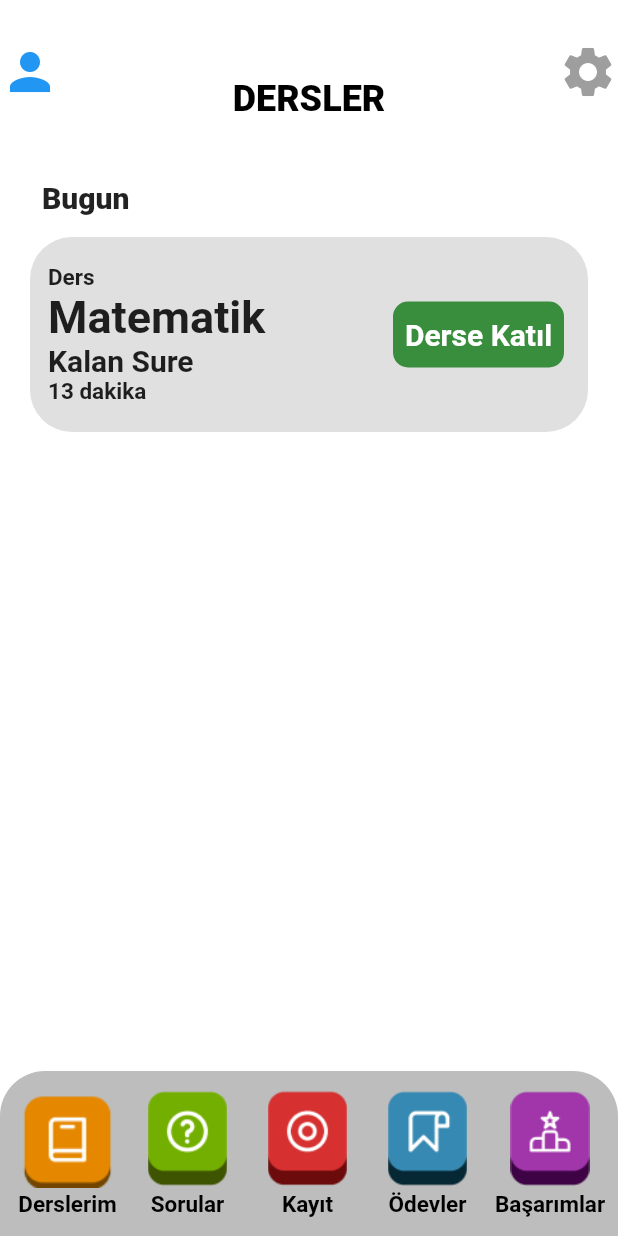
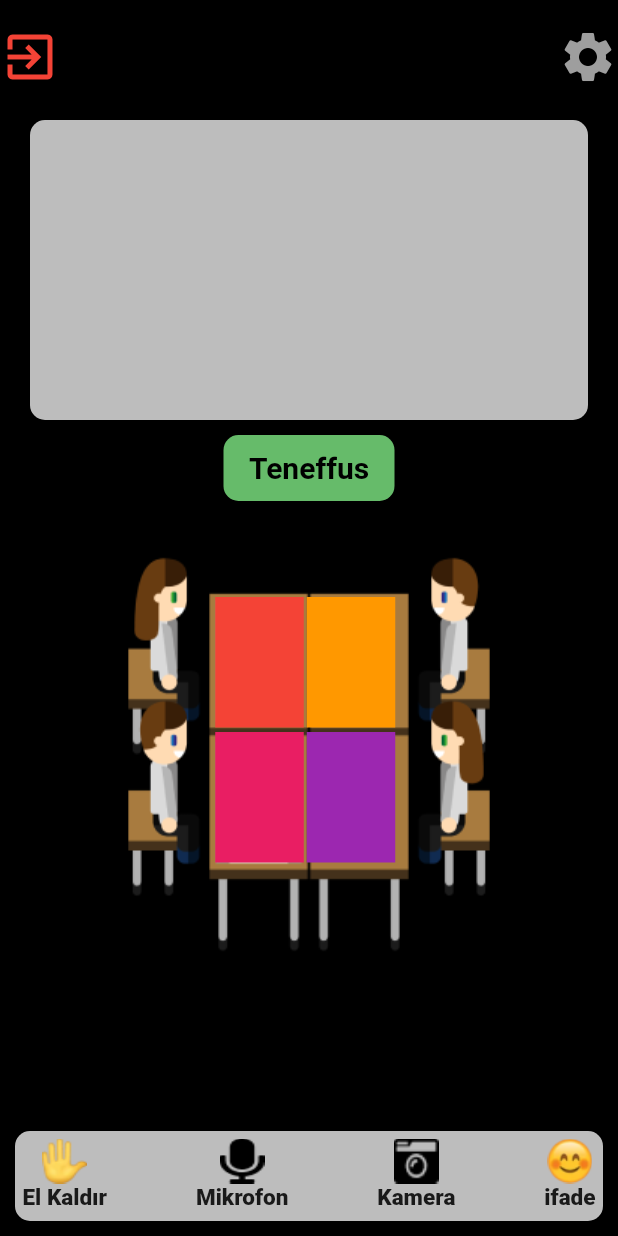
Before and after one commit to AdilElhaci/imparoo-android, a Flutter app: the StudentLessons screen opened directly, after a tap on "Derse Katıl", on a phone screen of 412 x 824 dp. Run offline on Flutter 3.47's test engine with Material 2 defaults, Android fonts, the phone set to English and light mode, and no system bars; our stand-ins replace cloud_firestore, firebase_core; accounts and stored records are empty.

Commit message:
added online class page to student side

```diff
--- a/lib/screens/student/student_lessons.dart
+++ b/lib/screens/student/student_lessons.dart
@@ -1,4 +1,5 @@
 import 'package:flutter/material.dart';
+import 'package:imparoo/screens/student/student_online_class.dart';
 import 'package:imparoo/screens/student/student_profile.dart';
 import 'package:imparoo/screens/student/student_questions.dart';
 
@@ -124,7 +125,10 @@ class _StudentLessonsState extends State<StudentLessons> {
             mainAxisAlignment: MainAxisAlignment.center,
             children: [
               MaterialButton(
-                onPressed: () {},
+                onPressed: () {
+                  Navigator.push(context,
+                      MaterialPageRoute(builder: (_) => StudentOnlineClass()));
+                },
                 child: Container(
                   width: 114,
                   height: 44,
--- /dev/null
+++ b/lib/screens/student/student_online_class.dart
@@ -0,0 +1,217 @@
+import 'package:flutter/material.dart';
+import 'package:flutter/services.dart';
+import 'package:imparoo/screens/student/student_lessons.dart';
+
+class StudentOnlineClass extends StatefulWidget {
+  StudentOnlineClass({Key key}) : super(key: key);
+
+  @override
+  _StudentOnlineClassState createState() => _StudentOnlineClassState();
+}
+
+class _StudentOnlineClassState extends State<StudentOnlineClass> {
+  @override
+  Widget build(BuildContext context) {
+    return Scaffold(
+      backgroundColor: Colors.black,
+      appBar: AppBar(
+        toolbarHeight: 50,
+        backgroundColor: Colors.black,
+        elevation: 0,
+        flexibleSpace: SafeArea(
+          child: Padding(
+            padding: const EdgeInsets.only(top: 18.0),
+            child: Row(
+              crossAxisAlignment: CrossAxisAlignment.start,
+              mainAxisAlignment: MainAxisAlignment.spaceBetween,
+              children: [
+                GestureDetector(
+                  onTap: () {
+                    Navigator.push(context,
+                        MaterialPageRoute(builder: (_) => StudentLessons()));
+                  },
+                  child: Icon(
+                    Icons.exit_to_app,
+                    size: 40,
+                    color: Colors.red,
+                  ),
+                ),
+                Icon(
+                  Icons.settings,
+                  size: 40,
+                  color: Colors.grey,
+                )
+              ],
+            ),
+          ),
+        ),
+        leading: new Container(),
+      ),
+      body: Container(
+        padding: EdgeInsets.only(top: 30),
+        child: Column(
+          children: [
+            Container(
+              margin: EdgeInsets.only(left: 20, right: 20),
+              height: 200,
+              width: MediaQuery.of(context).size.width,
+              decoration: BoxDecoration(
+                  color: Colors.grey[400],
+                  borderRadius: BorderRadius.all(Radius.circular(10))),
+            ),
+            MaterialButton(
+              onPressed: () {
+                Navigator.push(context,
+                    MaterialPageRoute(builder: (_) => StudentOnlineClass()));
+              },
+              child: Container(
+                margin: EdgeInsets.only(top: 10),
+                width: 114,
+                height: 44,
+                decoration: BoxDecoration(
+                    color: Colors.green[400],
+                    borderRadius: BorderRadius.all(Radius.circular(10))),
+                child: Center(
+                  child: Text(
+                    "Teneffus",
+                    style: TextStyle(
+                        fontWeight: FontWeight.bold,
+                        color: Colors.black,
+                        fontSize: 20),
+                  ),
+                ),
+              ),
+            ),
+            Stack(
+              children: [
+                Container(
+                  child: Image.asset(
+                      "assets/images/imparo-sinif-siralar(1) 2.png"),
+                ),
+                Padding(
+                  padding: const EdgeInsets.only(top: 64.0, left: 89),
+                  child: Container(
+                    height: 87,
+                    width: 59,
+                    color: Colors.red,
+                  ),
+                ),
+                Padding(
+                  padding: const EdgeInsets.only(top: 64.0, left: 150),
+                  child: Container(
+                    height: 87,
+                    width: 59,
+                    color: Colors.orange,
+                  ),
+                ),
+                Padding(
+                  padding: const EdgeInsets.only(top: 154.0, left: 89),
+                  child: Container(
+                    height: 87,
+                    width: 59,
+                    color: Colors.pink,
+                  ),
+                ),
+                Padding(
+                  padding: const EdgeInsets.only(top: 154.0, left: 150),
+                  child: Container(
+                    height: 87,
+                    width: 59,
+                    color: Colors.purple,
+                  ),
+                ),
+              ],
+            )
+          ],
+        ),
+      ),
+      floatingActionButtonLocation: FloatingActionButtonLocation.centerDocked,
+      floatingActionButton: Container(
+        margin: EdgeInsets.all(10),
+        height: 60,
+        decoration: BoxDecoration(
+          color: Colors.grey[400],
+          borderRadius: BorderRadius.all(Radius.circular(10)),
+        ),
+        child: Row(
+          mainAxisAlignment: MainAxisAlignment.spaceBetween,
+          crossAxisAlignment: CrossAxisAlignment.center,
+          children: [
+            Padding(
+              padding: const EdgeInsets.all(5.0),
+              child: Column(
+                children: [
+                  Container(
+                      height: 30,
+                      width: 30,
+                      child: Image.asset(
+                        "assets/images/emoji-el 1.png",
+                        fit: BoxFit.fill,
+                      )),
+                  Text(
+                    "El Kaldır",
+                    style: TextStyle(fontSize: 15, fontWeight: FontWeight.w800),
+                  )
+                ],
+              ),
+            ),
+            Padding(
+              padding: const EdgeInsets.all(5.0),
+              child: Column(
+                children: [
+                  Container(
+                      height: 30,
+                      width: 30,
+                      child: Image.asset(
+                        "assets/images/mikrofon.png",
+                        fit: BoxFit.fill,
+                      )),
+                  Text(
+                    "Mikrofon",
+                    style: TextStyle(fontSize: 15, fontWeight: FontWeight.w800),
+                  )
+                ],
+              ),
+            ),
+            Padding(
+              padding: const EdgeInsets.all(5.0),
+              child: Column(
+                children: [
+                  Container(
+                      height: 30,
+                      width: 30,
+                      child: Image.asset(
+                        "assets/images/camera.png",
+                        fit: BoxFit.fill,
+                      )),
+                  Text(
+                    "Kamera",
+                    style: TextStyle(fontSize: 15, fontWeight: FontWeight.w800),
+                  )
+                ],
+              ),
+            ),
+            Padding(
+              padding: const EdgeInsets.all(5.0),
+              child: Column(
+                children: [
+                  Container(
+                      height: 30,
+                      width: 30,
+                      child: Image.asset(
+                        "assets/images/emoji-gulme 1.png",
+                        fit: BoxFit.fill,
+                      )),
+                  Text(
+                    "ifade",
+                    style: TextStyle(fontSize: 15, fontWeight: FontWeight.w800),
+                  )
+                ],
+              ),
+            )
+          ],
+        ),
+      ),
+    );
+  }
+}
```
Also changed, not shown: assets/images/camera.png (added), assets/images/emoji-el 1.png (added), assets/images/emoji-gulme 1.png (added), assets/images/imparo-sinif-siralar(1) 2.png (added), assets/images/mikrofon.png (added).
